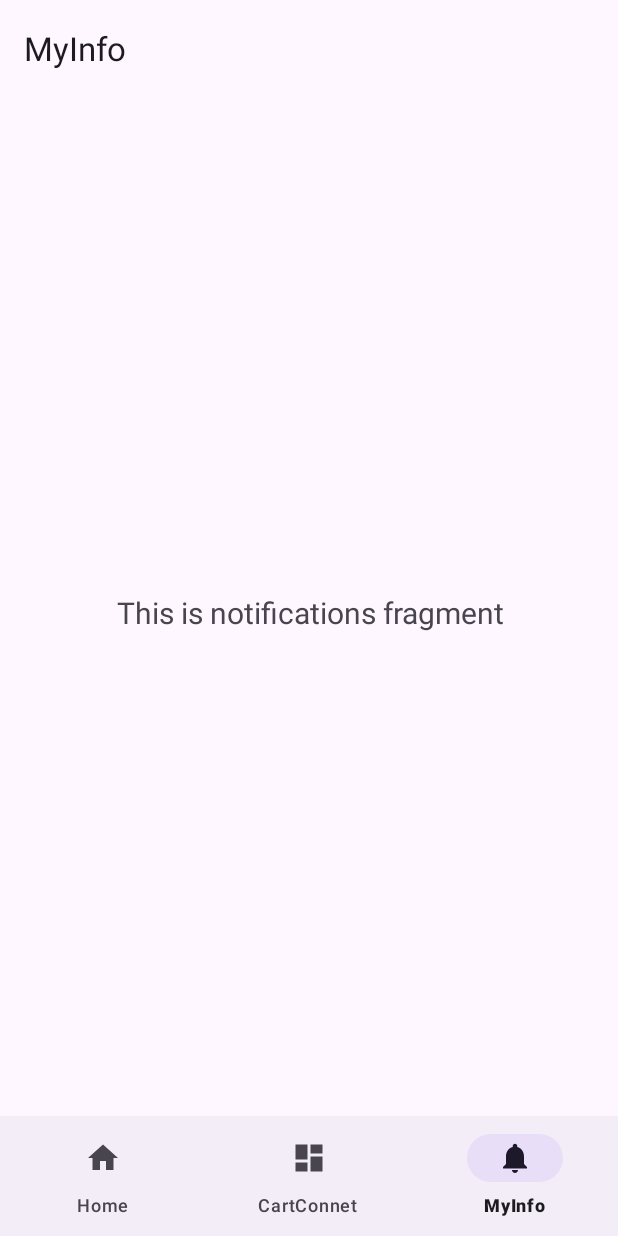
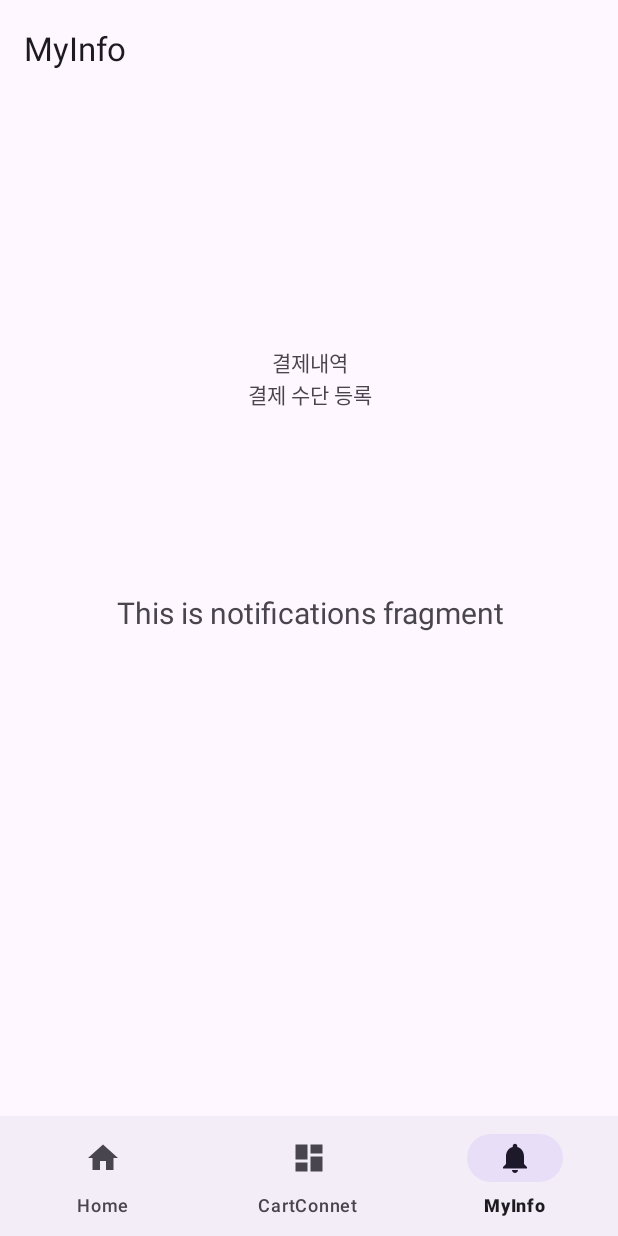
Before and after one commit to 99apollo/capdi2024_ver1, an Android app: the NotificationsFragment screen opened through its navigation route, on a phone screen of 412 x 824 dp. Run offline under Robolectric (Android 15) with nearby library versions, the phone set to English and light mode, and no system bars; our stand-ins replace Firebase (no records; nobody signed in at launch, a user with empty details on screens opened directly), Volley, navigation-ui.

Commit message:
fragment info 버전 수정

```diff
--- a/app/src/main/java/com/example/capdi2024_ver1/ui/notifications/NotificationsFragment.java
+++ b/app/src/main/java/com/example/capdi2024_ver1/ui/notifications/NotificationsFragment.java
@@ -1,6 +1,9 @@
 package com.example.capdi2024_ver1.ui.notifications;
 
+import static android.content.ContentValues.TAG;
+
 import android.os.Bundle;
+import android.util.Log;
 import android.view.LayoutInflater;
 import android.view.View;
 import android.view.ViewGroup;
@@ -9,14 +12,21 @@ import android.widget.TextView;
 
 import androidx.annotation.NonNull;
 import androidx.fragment.app.Fragment;
+import androidx.lifecycle.Observer;
 import androidx.lifecycle.ViewModelProvider;
 
 import com.example.capdi2024_ver1.R;
+import com.example.capdi2024_ver1.SharedViewModel;
 import com.example.capdi2024_ver1.databinding.FragmentNotificationsBinding;
+import com.google.firebase.database.DatabaseReference;
+import com.google.firebase.database.FirebaseDatabase;
 
 public class NotificationsFragment extends Fragment {
 
     private FragmentNotificationsBinding binding;
+    private SharedViewModel sharedViewModel;
+    private String userId;  // 전달받은 userId를 저장할 필드
+    private DatabaseReference itemListRef;
 
     public View onCreateView(@NonNull LayoutInflater inflater,
                              ViewGroup container, Bundle savedInstanceState) {
@@ -29,6 +39,15 @@ public class NotificationsFragment extends Fragment {
         final TextView textView = binding.textNotifications;
         notificationsViewModel.getText().observe(getViewLifecycleOwner(), textView::setText);
 
+        itemListRef = FirebaseDatabase.getInstance().getReference("item_list");
+        sharedViewModel = new ViewModelProvider(requireActivity()).get(SharedViewModel.class);
+        sharedViewModel.getUserId().observe(getViewLifecycleOwner(), new Observer<String>() {  // `LiveData` 관찰
+            @Override
+            public void onChanged(String newUserId) {
+                userId=newUserId;
+                Log.d(TAG, "idin: " + userId);
+            }
+        });
         return root;
     }
 
--- a/app/src/main/res/layout/fragment_dashboard.xml
+++ b/app/src/main/res/layout/fragment_dashboard.xml
@@ -12,8 +12,7 @@
         android:layout_height="?attr/actionBarSize"
         app:layout_constraintLeft_toLeftOf="parent"
         app:layout_constraintRight_toRightOf="parent"
-        app:layout_constraintTop_toTopOf="parent"
-        />
+        app:layout_constraintTop_toTopOf="parent" />
 
 
     <androidx.constraintlayout.widget.ConstraintLayout
--- a/app/src/main/res/layout/fragment_notifications.xml
+++ b/app/src/main/res/layout/fragment_notifications.xml
@@ -19,4 +19,41 @@
         app:layout_constraintEnd_toEndOf="parent"
         app:layout_constraintStart_toStartOf="parent"
         app:layout_constraintTop_toTopOf="parent" />
+
+    <androidx.constraintlayout.widget.ConstraintLayout
+        android:layout_width="match_parent"
+        android:layout_height="wrap_content"
+        app:layout_constraintBottom_toTopOf="@+id/text_notifications"
+        app:layout_constraintEnd_toEndOf="parent"
+        app:layout_constraintStart_toStartOf="parent"
+        app:layout_constraintTop_toTopOf="parent">
+
+        <LinearLayout
+            android:layout_width="match_parent"
+            android:layout_height="wrap_content"
+            android:orientation="vertical"
+            app:layout_constraintBottom_toBottomOf="parent"
+            app:layout_constraintEnd_toEndOf="parent"
+            app:layout_constraintStart_toStartOf="parent"
+            app:layout_constraintTop_toTopOf="parent">
+
+            <TextView
+                android:layout_width="match_parent"
+                android:layout_height="wrap_content"
+                android:gravity="center"
+                android:text="결제내역"
+                />
+
+            <TextView
+                android:layout_width="match_parent"
+                android:layout_height="wrap_content"
+                android:gravity="center"
+                android:text="결제 수단 등록" />
+
+
+        </LinearLayout>
+
+    </androidx.constraintlayout.widget.ConstraintLayout>
+
+
 </androidx.constraintlayout.widget.ConstraintLayout>
```
